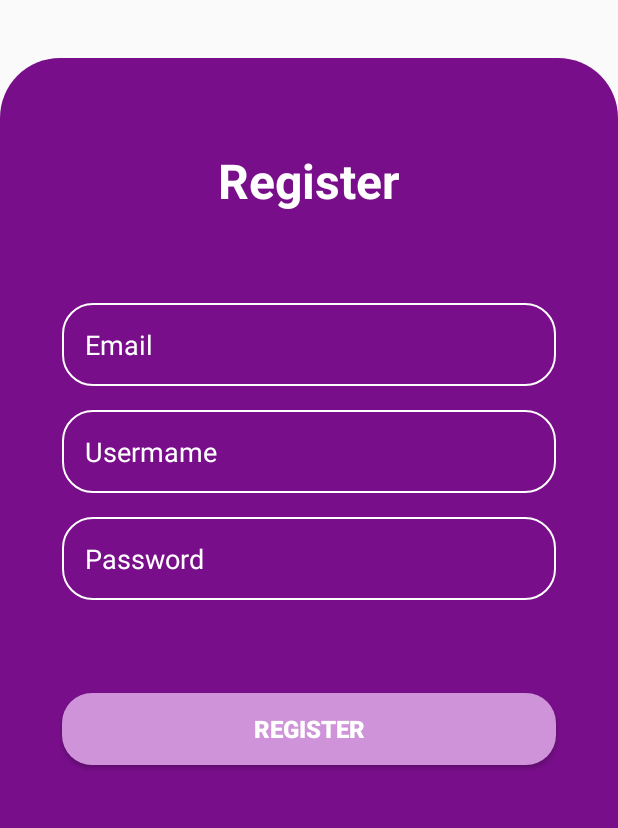
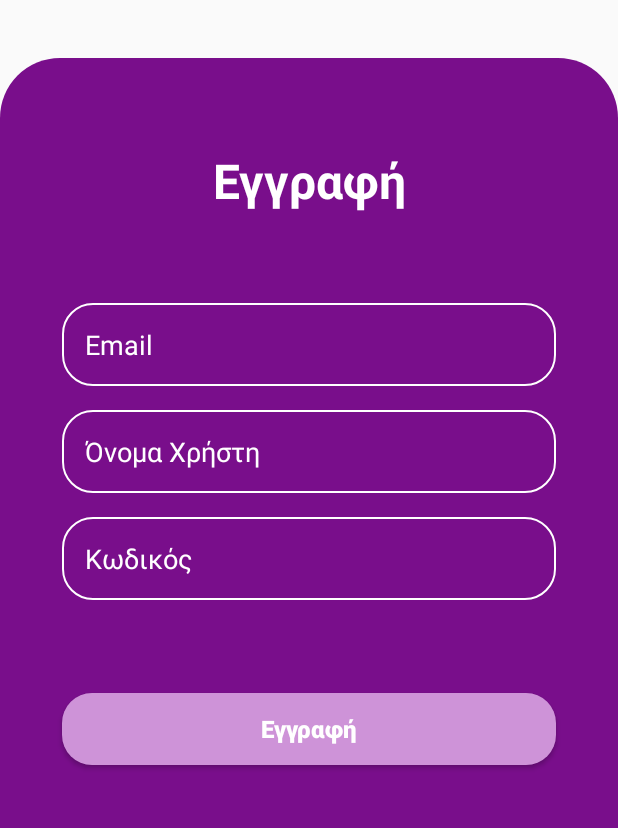
Before and after one commit to tsprodromos/Tsipourman, an Android app: the RegisterActivity screen opened directly, with no data from a screen before it, on a phone screen of 412 x 824 dp, the part 279-1107 px from its top. Run offline under Robolectric (Android 15) with nearby library versions, the phone set to English and light mode, and no system bars.

```diff
--- a/app/src/main/res/layout/activity_register.xml
+++ b/app/src/main/res/layout/activity_register.xml
@@ -37,7 +37,7 @@
             android:layout_height="wrap_content"
             android:layout_marginTop="16dp"
             android:background="@drawable/edit_text_bg"
-            android:hint="Password"
+            android:hint="@string/password"
             android:paddingTop="15dp"
             android:paddingLeft="15dp"
             android:paddingRight="15dp"
@@ -56,7 +56,7 @@
             android:layout_width="0dp"
             android:layout_height="wrap_content"
             android:background="@drawable/edit_text_bg"
-            android:hint="Email"
+            android:hint="@string/email"
             android:paddingTop="15dp"
             android:paddingLeft="15dp"
             android:paddingRight="15dp"
@@ -77,7 +77,7 @@
             android:layout_height="wrap_content"
             android:layout_marginTop="16dp"
             android:background="@drawable/edit_text_bg"
-            android:hint="Usermame"
+            android:hint="@string/username"
             android:paddingTop="15dp"
             android:paddingLeft="15dp"
             android:paddingRight="15dp"
@@ -96,10 +96,12 @@
             android:layout_width="0dp"
             android:layout_height="wrap_content"
             android:background="@drawable/button_bg"
-            android:text="Register"
+            android:text="@string/register_bg"
             android:textColor="@color/white"
             android:textSize="16sp"
             android:textStyle="bold"
+            android:textAllCaps="false"
+
             app:layout_constraintBottom_toBottomOf="parent"
             app:layout_constraintEnd_toEndOf="parent"
             app:layout_constraintStart_toStartOf="parent"
@@ -111,7 +113,7 @@
             android:id="@+id/registertv"
             android:layout_width="wrap_content"
             android:layout_height="wrap_content"
-            android:text="Register"
+            android:text="@string/register"
             android:textColor="@color/white"
             android:textSize="32sp"
             android:textStyle="bold"
--- a/app/src/main/res/values/strings.xml
+++ b/app/src/main/res/values/strings.xml
@@ -1,11 +1,18 @@
 <resources>
     <string name="app_name">Tsipourman</string>
     <string name="welcome">Ο Tsipourman απευθύνεται αποκλειστικά σε μερακλήδες!</string>
-    <string name="step1_text">Κάνε λογαριασμό στο Tsipourman App</string>
     <string name="tsipourman_app">Πως λειτουργεί το Tsipourman App:</string>
+    <string name="step1_text">Κάνεις εγγραφή στο Tsipourman App</string>
     <string name="step1">Κάνε εγγραφή στο Tsipourman App</string>
     <string name="step2">Διάλεξε τα προϊόντα που θες</string>
     <string name="step3">Μόλις η παραγγελία σου είναι έτοιμη θα ειδοποιηθείς για την παράδοσή της</string>
     <string name="register_bg_text">Ξεκίνα</string>
     <string name="login_bg_text">Έχω ήδη λογαριασμό</string>
+    <string name="username">Όνομα Χρήστη</string>
+    <string name="password">Κωδικός</string>
+    <string name="email">Email</string>
+    <string name="register_bg">Εγγραφή</string>
+    <string name="register">Εγγραφή</string>
+    <string name="login">Είσοδος</string>
+    <string name="login_bg">Είσοδος</string>
 </resources>
```
Also changed, not shown: app/src/main/res/layout/activity_login.xml (+5 -4 lines).
